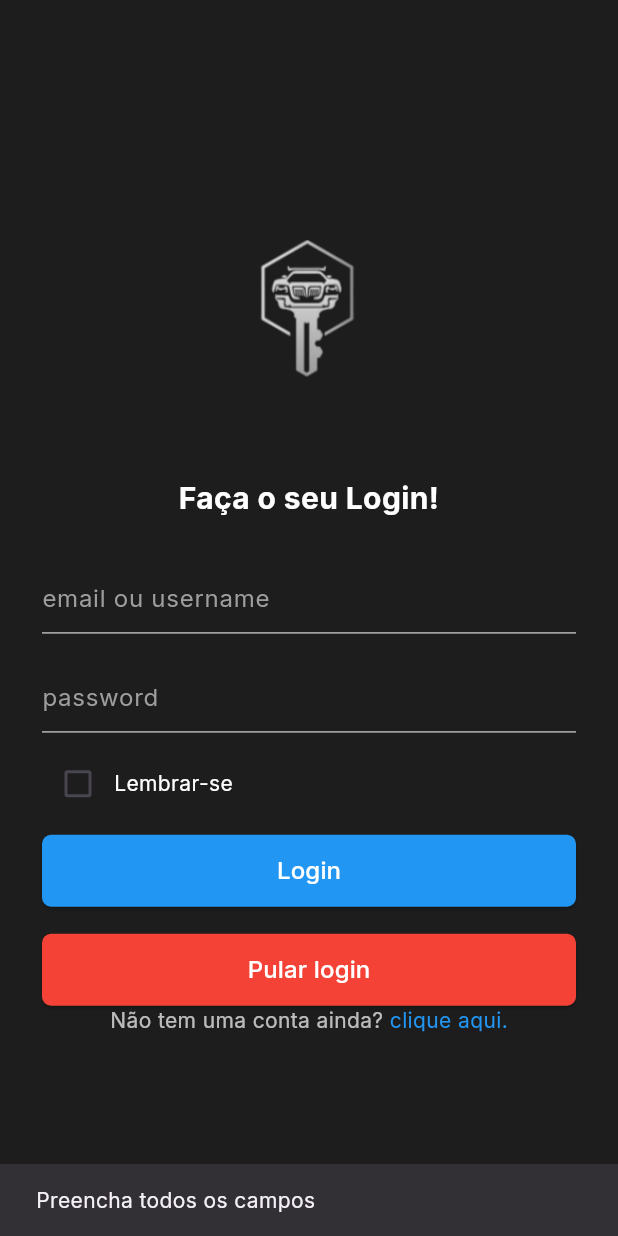
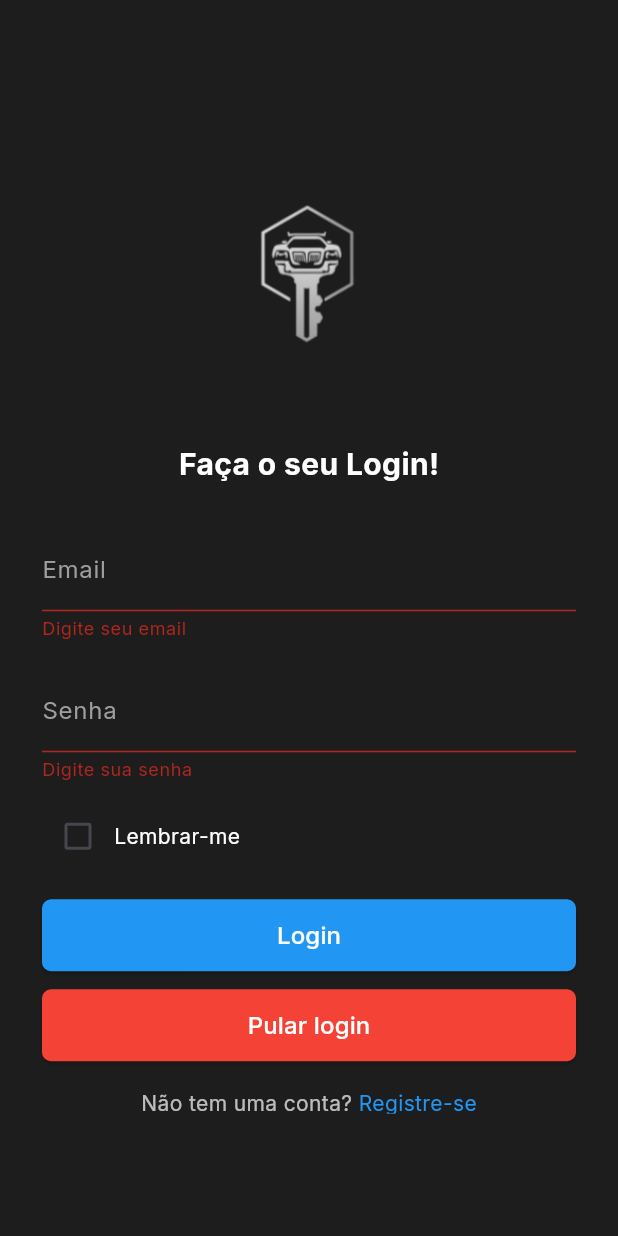
Before and after one commit to tduarte29/keybookTestes, a Flutter app: the screen it shows after launch, after a tap on "Login", on a phone screen of 412 x 824 dp. Run offline on Flutter 3.47's test engine with Material 3 defaults, Android fonts, the phone set to English and light mode, and no system bars; our stand-ins replace flutter_local_notifications, geolocator, google_fonts, google_maps_flutter, image_picker, permission_handler and 1 more; accounts and stored records are empty.

Commit message:
feat: login function

```diff
--- a/lib/screens/login_screen.dart
+++ b/lib/screens/login_screen.dart
@@ -1,8 +1,7 @@
 import 'package:flutter/material.dart';
 import 'package:google_fonts/google_fonts.dart';
+import 'package:keybook/service/auth_service.dart';
 import 'package:shared_preferences/shared_preferences.dart';
-
-import '../service/auth_service.dart';
 
 class LoginScreen extends StatefulWidget {
   const LoginScreen({super.key});
@@ -12,10 +11,16 @@ class LoginScreen extends StatefulWidget {
 }
 
 class _LoginScreenState extends State<LoginScreen> {
-  bool rememberMe = false;
-  final TextEditingController _emailController = TextEditingController();
-  final TextEditingController _passwordController = TextEditingController();
-  bool _isLoading = false;
+  final _formKey = GlobalKey<FormState>();
+  final _emailController = TextEditingController();
+  final _passwordController = TextEditingController();
+  bool _rememberMe = false;
+
+  @override
+  void initState() {
+    super.initState();
+    _loadSavedCredentials();
+  }
 
   @override
   void dispose() {
@@ -24,70 +29,46 @@ class _LoginScreenState extends State<LoginScreen> {
     super.dispose();
   }
 
-  Future<void> _handleLogin() async {
-    if (_emailController.text.isEmpty || _passwordController.text.isEmpty) {
-      ScaffoldMessenger.of(
-        context,
-      ).showSnackBar(const SnackBar(content: Text('Preencha todos os campos')));
-      return;
+  Future<void> _loadSavedCredentials() async {
+    final prefs = await SharedPreferences.getInstance();
+    setState(() {
+      _emailController.text = prefs.getString('email') ?? '';
+      _passwordController.text = prefs.getString('password') ?? '';
+      _rememberMe = prefs.getString('email') != null;
+    });
   }
 
-    setState(() => _isLoading = true);
+  Future<void> _handleLogin() async {
+    if (!_formKey.currentState!.validate()) return;
 
     try {
       await AuthService.login(_emailController.text, _passwordController.text);
+
+      if (_rememberMe) {
+        final prefs = await SharedPreferences.getInstance();
+        await prefs.setString('email', _emailController.text);
+        await prefs.setString('password', _passwordController.text);
+      }
 
       if (mounted) {
         Navigator.pushReplacementNamed(context, '/home');
       }
     } catch (e) {
-      String errorMessage = 'Erro no login';
-
-      if (e.toString().contains('401')) {
-        errorMessage = 'Email ou senha incorretos';
-      } else if (e.toString().contains('timeout')) {
-        errorMessage = 'Tempo de conexão esgotado';
-      } else if (e.toString().contains('Network is unreachable')) {
-        errorMessage = 'Sem conexão com a internet';
-      }
-
       if (mounted) {
         ScaffoldMessenger.of(
           context,
-        ).showSnackBar(SnackBar(content: Text(errorMessage)));
+        ).showSnackBar(SnackBar(content: Text(_getErrorMessage(e))));
       }
-    } finally {
-      if (mounted) {
-        setState(() => _isLoading = false);
     }
   }
 
-    if (rememberMe) {
-      // Armazene as credenciais localmente (usando shared_preferences)
-      final prefs = await SharedPreferences.getInstance();
-      await prefs.setString('email', _emailController.text);
-      await prefs.setString('password', _passwordController.text);
-    }
-  }
-
-  @override
-  void initState() {
-    super.initState();
-    _loadSavedCredentials();
-  }
-
-  Future<void> _loadSavedCredentials() async {
-    final prefs = await SharedPreferences.getInstance();
-    final email = prefs.getString('email');
-    final password = prefs.getString('password');
-
-    if (email != null && password != null) {
-      setState(() {
-        _emailController.text = email;
-        _passwordController.text = password;
-        rememberMe = true;
-      });
-    }
+  String _getErrorMessage(dynamic error) {
+    final errorStr = error.toString();
+    if (errorStr.contains('401')) return 'Email ou senha incorretos';
+    if (errorStr.contains('timeout')) return 'Tempo de conexão esgotado';
+    if (errorStr.contains('Network is unreachable'))
+      return 'Sem conexão com a internet';
+    return 'Erro ao fazer login';
   }
 
   @override
@@ -98,6 +79,8 @@ class _LoginScreenState extends State<LoginScreen> {
         child: Center(
           child: SingleChildScrollView(
             padding: const EdgeInsets.symmetric(horizontal: 28),
+            child: Form(
+              key: _formKey,
               child: Column(
                 mainAxisAlignment: MainAxisAlignment.center,
                 children: [
@@ -106,7 +89,6 @@ class _LoginScreenState extends State<LoginScreen> {
                   const SizedBox(height: 48),
                   Text(
                     'Faça o seu Login!',
-                  textAlign: TextAlign.center,
                     style: GoogleFonts.inter(
                       color: Colors.white,
                       fontSize: 20,
@@ -114,104 +96,123 @@ class _LoginScreenState extends State<LoginScreen> {
                     ),
                   ),
                   const SizedBox(height: 28),
-                _LoginTextField(
+                  _buildTextField(
                     controller: _emailController,
-                  hintText: 'email ou username',
-                  obscureText: false,
+                    label: 'Email',
+                    validator:
+                        (value) => value!.isEmpty ? 'Digite seu email' : null,
                   ),
                   const SizedBox(height: 18),
-                _LoginTextField(
+                  _buildTextField(
                     controller: _passwordController,
-                  hintText: 'password',
+                    label: 'Senha',
                     obscureText: true,
+                    validator:
+                        (value) => value!.isEmpty ? 'Digite sua senha' : null,
                   ),
-                const SizedBox(height: 10),
+                  const SizedBox(height: 12),
                   Row(
                     children: [
                       Checkbox(
-                      overlayColor: WidgetStatePropertyAll(
-                        Colors.grey.shade800,
-                      ),
-                      value: rememberMe,
-                      onChanged: (value) {
-                        setState(() {
-                          rememberMe = value ?? false;
-                        });
-                      },
+                        value: _rememberMe,
+                        onChanged:
+                            (value) =>
+                                setState(() => _rememberMe = value ?? false),
                         activeColor: Colors.blue,
                       ),
                       Text(
-                      'Lembrar-se',
+                        'Lembrar-me',
                         style: GoogleFonts.inter(color: Colors.white),
                       ),
                     ],
                   ),
-                const SizedBox(height: 10),
-                SizedBox(
-                  width: double.infinity,
-                  child: SizedBox(
-                    height: 48,
-                    child: ElevatedButton(
-                      onPressed: _isLoading ? null : _handleLogin,
-                      style: ElevatedButton.styleFrom(
-                        backgroundColor: Colors.blue,
-                        shape: RoundedRectangleBorder(
-                          borderRadius: BorderRadius.circular(6),
-                        ),
-                      ),
-                      child:
-                          _isLoading
-                              ? const CircularProgressIndicator(
-                                color: Colors.white,
-                              )
-                              : Text(
-                                'Login',
-                                style: GoogleFonts.inter(
-                                  color: Colors.white,
-                                  fontSize: 16,
+                  const SizedBox(height: 18),
+                  _buildLoginButton(),
+                  const SizedBox(height: 12),
+                  _buildSkipButton(),
+                  const SizedBox(height: 18),
+                  _buildRegisterLink(),
+                ],
               ),
             ),
           ),
         ),
       ),
-                const SizedBox(height: 18),
-                SizedBox(
+    );
+  }
+
+  Widget _buildTextField({
+    required TextEditingController controller,
+    required String label,
+    bool obscureText = false,
+    String? Function(String?)? validator,
+  }) {
+    return TextFormField(
+      controller: controller,
+      obscureText: obscureText,
+      style: GoogleFonts.inter(color: Colors.white),
+      decoration: InputDecoration(
+        labelText: label,
+        labelStyle: GoogleFonts.inter(color: Colors.grey),
+        enabledBorder: const UnderlineInputBorder(
+          borderSide: BorderSide(color: Colors.grey),
+        ),
+        focusedBorder: const UnderlineInputBorder(
+          borderSide: BorderSide(color: Colors.blue),
+        ),
+      ),
+      validator: validator,
+    );
+  }
+
+  Widget _buildLoginButton() {
+    return SizedBox(
       width: double.infinity,
-                  child: SizedBox(
       height: 48,
       child: ElevatedButton(
-                      onPressed: () {
-                        Navigator.pushReplacementNamed(context, '/home');
-                      },
+        onPressed: _handleLogin,
+        style: ElevatedButton.styleFrom(
+          backgroundColor: Colors.blue,
+          shape: RoundedRectangleBorder(borderRadius: BorderRadius.circular(6)),
+        ),
+        child: Text(
+          'Login',
+          style: GoogleFonts.inter(color: Colors.white, fontSize: 16),
+        ),
+      ),
+    );
+  }
+
+  Widget _buildSkipButton() {
+    return SizedBox(
+      width: double.infinity,
+      height: 48,
+      child: ElevatedButton(
+        onPressed: () => Navigator.pushReplacementNamed(context, '/home'),
         style: ElevatedButton.styleFrom(
           backgroundColor: Colors.red,
-                        shape: RoundedRectangleBorder(
-                          borderRadius: BorderRadius.circular(6),
-                        ),
+          shape: RoundedRectangleBorder(borderRadius: BorderRadius.circular(6)),
         ),
         child: Text(
           'Pular login',
-                        style: GoogleFonts.inter(
-                          color: Colors.white,
-                          fontSize: 16,
+          style: GoogleFonts.inter(color: Colors.white, fontSize: 16),
         ),
       ),
-                    ),
-                  ),
-                ),
-                Row(
+    );
+  }
+
+  Widget _buildRegisterLink() {
+    return Row(
       mainAxisAlignment: MainAxisAlignment.center,
       children: [
         Text(
-                      'Não tem uma conta ainda? ',
+          'Não tem uma conta? ',
           style: GoogleFonts.inter(color: Colors.white70),
         ),
         GestureDetector(
-                      onTap: () {
-                        Navigator.pushNamed(context, '/register');
-                      },
+          onTap: () => Navigator.pushNamed(context, '/register'),
           child: Text(
-                        'clique aqui.',
+            'Registre-se',
             style: GoogleFonts.inter(
               color: Colors.blue,
               decoration: TextDecoration.underline,
@@ -219,49 +220,6 @@ class _LoginScreenState extends State<LoginScreen> {
           ),
         ),
       ],
-                ),
-                const SizedBox(height: 32),
-              ],
-            ),
-          ),
-        ),
-      ),
     );
   }
 }
-
-class _LoginTextField extends StatelessWidget {
-  final TextEditingController controller;
-  final String hintText;
-  final bool obscureText;
-
-  const _LoginTextField({
-    required this.controller,
-    required this.hintText,
-    required this.obscureText,
-  });
-
-  @override
-  Widget build(BuildContext context) {
-    return TextField(
-      controller: controller,
-      obscureText: obscureText,
-      style: GoogleFonts.inter(color: Colors.white),
-      decoration: InputDecoration(
-        hintText: hintText,
-        hintStyle: GoogleFonts.inter(color: Colors.grey),
-        filled: false,
-        border: const UnderlineInputBorder(
-          borderSide: BorderSide(color: Colors.grey, width: 1.2),
-        ),
-        enabledBorder: const UnderlineInputBorder(
-          borderSide: BorderSide(color: Colors.grey, width: 1.2),
-        ),
-        focusedBorder: const UnderlineInputBorder(
-          borderSide: BorderSide(color: Colors.blue, width: 1.5),
-        ),
-        contentPadding: const EdgeInsets.symmetric(vertical: 12, horizontal: 0),
-      ),
-    );
-  }
-}
```
Also changed, not shown: lib/screens/key_list_screen.dart (+149 -52 lines), lib/service/auth_service.dart (+15 -100 lines). Lines whose indentation alone changed are shown as unchanged.
